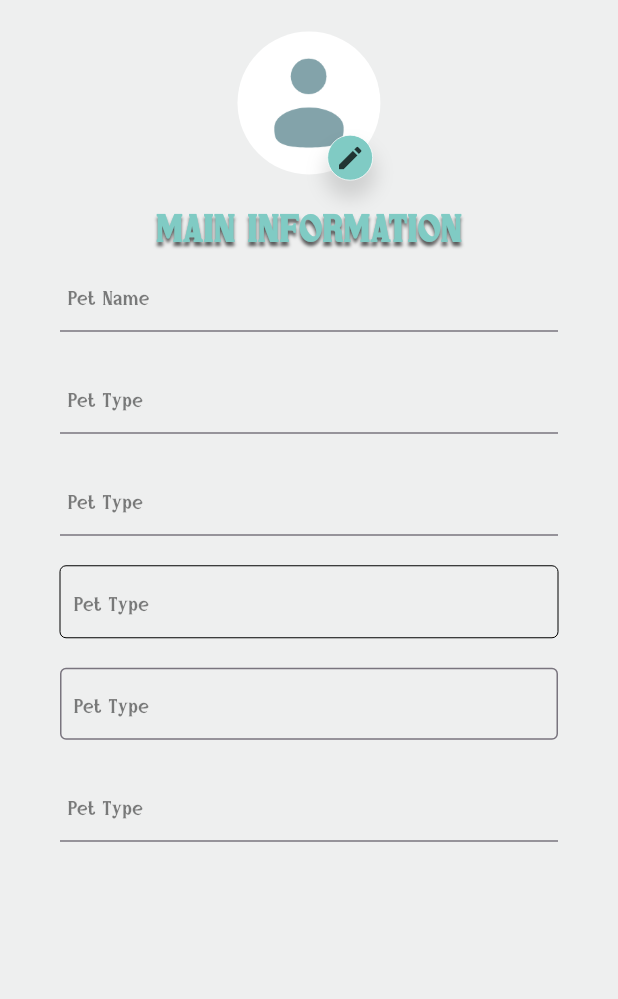
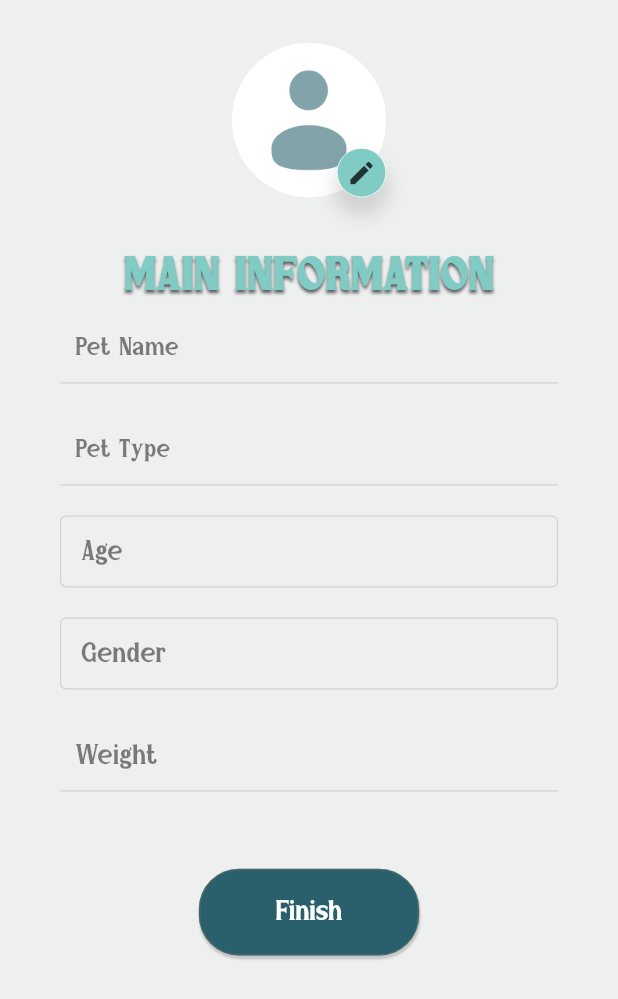
Before and after one commit to soo20/1-pet-App, a Flutter app: the AddPets screen opened directly, on a phone screen of 412 x 824 dp. Shown: the top 999 px of the screen. Run offline on Flutter 3.47's test engine with Material 3 defaults, Android fonts, the phone set to English and light mode, and no system bars; our stand-ins replace camera, curved_labeled_navigation_bar, dots_indicator, flutter_screenutil, flutter_svg, font_awesome_flutter and 3 more; project files that could hold a hidden picture were left out.

Commit message:
make in add pet page

```diff
--- a/lib/pages/define_page/widgets/Defind.dart
+++ b/lib/pages/define_page/widgets/Defind.dart
@@ -9,10 +9,11 @@ import 'package:get/get_navigation/src/extension_navigation.dart';
 import 'package:petapplication/core/utils/widgets/custom_buttom.dart';
 import 'package:petapplication/core/utils/widgets/repeatColorsUse.dart';
 import 'package:petapplication/pages/define_page/jack_define.dart';
-import 'package:petapplication/pages/sign_login_acount/acount.dart';
+import 'package:petapplication/pages/pet_setting_pages/add_pet.dart';
+//import 'package:petapplication/pages/sign_login_acount/acount.dart';
 
 
-//import 'package:petapplication/core/utils/widgets/custom_buttom.dart';
+
 
 class Deefine extends StatelessWidget {
   const Deefine({
@@ -110,7 +111,7 @@ SizedBox(height: 850.h, ),
                                    customFontSize: 35.r,
                                    onTap: () {
                                        navigator?.pushAndRemoveUntil(
-                                        MaterialPageRoute(builder: (e) => const Account())  ,
+                                        MaterialPageRoute(builder: (e) => const AddPets())  ,
                                         (route) => true,
                                       );
                                     },
--- a/lib/pages/pet_setting_pages/add_pet.dart
+++ b/lib/pages/pet_setting_pages/add_pet.dart
@@ -1,5 +1,8 @@
 import 'package:flutter/material.dart';
 import 'package:flutter_screenutil/flutter_screenutil.dart';
+import 'package:get/get.dart';
+import 'package:petapplication/core/utils/widgets/custom_buttom.dart';
+import 'package:petapplication/pages/my_pets_pages/my_pets.dart';
 
 class AddPets extends StatelessWidget {
   const AddPets({super.key});
@@ -7,16 +10,11 @@ class AddPets extends StatelessWidget {
   @override
   Widget build(BuildContext context) {
     return Scaffold(
-      appBar: AppBar(
-        backgroundColor: const Color(0xffEEEFEF),
-        scrolledUnderElevation: 0,
-        toolbarHeight: 0.h,
-        automaticallyImplyLeading: false,
-      ),
       backgroundColor: const Color(0xffEEEFEF),
       extendBodyBehindAppBar: true,
-      body: Container(
-        padding: const EdgeInsets.only(top: 15),
+      body: SafeArea(
+        child: Container(
+          padding: const EdgeInsets.only(top: 20),
           child: GestureDetector(
             onTap: () {
               FocusScope.of(context).unfocus();
@@ -25,64 +23,60 @@ class AddPets extends StatelessWidget {
               children: [
                 Column(
                   children: [
-                  Stack(
-                    children: [
                     Container(
-                        height: 250.h,
-                        width: 250.w,
+                      height: 280.h,
+                      width: 270.w,
                       decoration: const BoxDecoration(
                         shape: BoxShape.circle,
                         image: DecorationImage(
-                            image: AssetImage('assets/image/Group998.png',),
-                            fit: BoxFit.fill
+                            image: AssetImage(
+                              'assets/image/Group998.png',
                             ),
+                            fit: BoxFit.fill),
                       ),
-                      ),
-                      Positioned(
-                        bottom: 0,
-                        right: 5,
+                      child: Padding(
+                        padding: const EdgeInsets.only(top: 70, left: 70),
                         child: Container(
-                          height: 80.h,
-                          width: 80.w,
+                          height: 50.h,
+                          width: 50.w,
                           decoration: BoxDecoration(
                             shape: BoxShape.circle,
                             border: Border.all(
                               width: 0.5,
                               color: Colors.white,
-
                             ),
                             boxShadow: [
                               BoxShadow(
                                 spreadRadius: 2,
-                                blurRadius: 10 ,
+                                blurRadius: 10,
                                 color: Colors.black.withOpacity(0.13),
                                 offset: const Offset(0, 10),
                               )
                             ],
-                            color:const  Color(0xff80CBC4),
+                            color: const Color(0xff80CBC4),
                           ),
                           child: const Icon(
                             Icons.edit,
                             size: 20,
                             color: Color.fromARGB(190, 0, 0, 0),
                           ),
-                        )
                         ),
-                    ],
                       ),
-                  SizedBox(height: 30.h,),
+                    ),
+                    SizedBox(
+                      height: 50.h,
+                    ),
                     Text(
                       'MAIN INFORMATION',
                       style: TextStyle(
                         fontFamily: 'Cosffira',
-                      fontSize: 70.sp,
+                        fontSize: 85.sp,
                         color: const Color(0xff80cbc4),
                         fontWeight: FontWeight.w700,
                         shadows: [
                           Shadow(
                             color: const Color(0xa1000000),
-
-                           offset: const Offset(0, 3),
+                            offset: const Offset(0, 1.5),
                             blurRadius: 6.r,
                           )
                         ],
@@ -92,27 +86,54 @@ class AddPets extends StatelessWidget {
                     ),
                     //1
                     Padding(
-                    padding: const EdgeInsets.only(left: 40,right: 40),
+                      padding: const EdgeInsets.only(left: 40, right: 40),
                       child: TextField(
                         decoration: InputDecoration(
-                        contentPadding: const EdgeInsets.only(left: 5),
+                            contentPadding: const EdgeInsets.only(left: 10),
                             // labelText: 'Pet Name',
                             floatingLabelBehavior: FloatingLabelBehavior.always,
-                        hintText:'Pet Name',
+                            hintText: 'Pet Name',
                             hintStyle: TextStyle(
                               fontFamily: 'Cosffira',
-                        fontSize: 35.sp,
+                              fontSize: 45.sp,
                               color: const Color.fromARGB(126, 0, 0, 0),
                               fontWeight: FontWeight.w400,
                             ),
-                        focusedBorder: const UnderlineInputBorder(
-                          borderSide: BorderSide(width: 1)
-                        )
+
+                           enabledBorder: const UnderlineInputBorder(
+                              borderSide: BorderSide(
+                                color: Color(0xffD1D2D2),
+                                width: 0.8, // Set the width of the border here
                               ),
+                            )),
                       ),
                     ),
                     //2
                     Padding(
+                      padding:
+                          const EdgeInsets.only(left: 40, right: 40, top: 20),
+                      child: TextField(
+                        decoration: InputDecoration(
+                            contentPadding: const EdgeInsets.only(left: 10),
+                            // labelText: 'Pet Name',
+                            floatingLabelBehavior: FloatingLabelBehavior.always,
+                            hintText: 'Pet Type',
+                            hintStyle: TextStyle(
+                              fontFamily: 'Cosffira',
+                              fontSize: 45.sp,
+                              color: const Color.fromARGB(126, 0, 0, 0),
+                              fontWeight: FontWeight.w400,
+                            ),
+                           enabledBorder: const UnderlineInputBorder(
+                              borderSide: BorderSide(
+                                color: Color(0xffD1D2D2),
+                                width: 0.8, // Set the width of the border here
+                              ),
+                            )),
+                      ),
+                    ),
+                    //3
+                    /* Padding(
                       padding: const EdgeInsets.only(left: 40,right: 40,top: 20),
                       child: TextField(
                         decoration: InputDecoration(
@@ -132,50 +153,28 @@ class AddPets extends StatelessWidget {
                           )
                         ),
                       ),
-                  ),
-                  //3
-                   Padding(
-                    padding: const EdgeInsets.only(left: 40,right: 40,top: 20),
-                    child: TextField(
-                      decoration: InputDecoration(
-
-                        contentPadding: const EdgeInsets.only(left: 5),
-                       // labelText: 'Pet Name',
-                        floatingLabelBehavior: FloatingLabelBehavior.always,
-                        hintText:'Pet Type',
-                        hintStyle: TextStyle(
-                        fontFamily: 'Cosffira',
-                        fontSize: 35.sp,
-                        color: const Color.fromARGB(126, 0, 0, 0),
-                        fontWeight: FontWeight.w400,
-                        ),
-                     focusedBorder: const UnderlineInputBorder(
-                          borderSide: BorderSide(width: 1)
-                        )
-                      ),
-                    ),
-                  ),
+                    ),*/
 
                     //4
                     Padding(
-                    padding: const EdgeInsets.only(left: 40,right: 40,top: 20),
+                      padding:
+                          const EdgeInsets.only(left: 40, right: 40, top: 20),
                       child: TextField(
                         decoration: InputDecoration(
-
-
-                        contentPadding: const EdgeInsets.only(left: 5),
+                          contentPadding: const EdgeInsets.only(left: 10),
                           // labelText: 'Pet Name',
                           floatingLabelBehavior: FloatingLabelBehavior.always,
-                        hintText:'Pet Type',
+                          hintText: 'Age',
                           hintStyle: TextStyle(
                             fontFamily: 'Cosffira',
-                        fontSize: 35.sp,
+                            fontSize: 50.sp,
                             color: const Color.fromARGB(126, 0, 0, 0),
                             fontWeight: FontWeight.w400,
                           ),
                           enabledBorder: const OutlineInputBorder(
                             borderSide: BorderSide(
-          width: 0.0, // Set the width of the border here
+                              color: Color(0xffD1D2D2),
+                              width: .8, // Set the width of the border here
                             ),
                           ),
                         ),
@@ -183,54 +182,72 @@ class AddPets extends StatelessWidget {
                     ),
                     //5
                     Padding(
-                    padding: const EdgeInsets.only(left: 40,right: 40,top: 20),
+                      padding:
+                          const EdgeInsets.only(left: 40, right: 40, top: 20),
                       child: TextField(
                         decoration: InputDecoration(
-
-                        contentPadding: const EdgeInsets.only(left: 5),
+                          contentPadding: const EdgeInsets.only(left: 10),
                           // labelText: 'Pet Name',
                           floatingLabelBehavior: FloatingLabelBehavior.always,
-                        hintText:'Pet Type',
+                          hintText: 'Gender',
                           hintStyle: TextStyle(
                             fontFamily: 'Cosffira',
-                        fontSize: 35.sp,
+                            fontSize: 50.sp,
                             color: const Color.fromARGB(126, 0, 0, 0),
                             fontWeight: FontWeight.w400,
                           ),
-                        border: const OutlineInputBorder(
+                          enabledBorder: const OutlineInputBorder(
                             borderSide: BorderSide(
-                            width: 0
-                          )
-                        )
+                              color: Color(0xffD1D2D2),
+                              width: .8, // Set the width of the border here
+                            ),
+                          ),
                         ),
                       ),
                     ),
                     //6
                     Padding(
-                    padding: const EdgeInsets.only(left: 40,right: 40,top: 20),
+                      padding:
+                          const EdgeInsets.only(left: 40, right: 40, top: 20),
                       child: TextField(
                         decoration: InputDecoration(
-
-                        contentPadding: const EdgeInsets.only(left: 5),
+                            contentPadding: const EdgeInsets.only(left: 10),
                             // labelText: 'Pet Name',
                             floatingLabelBehavior: FloatingLabelBehavior.always,
-                        hintText:'Pet Type',
+                            hintText: 'Weight',
                             hintStyle: TextStyle(
                               fontFamily: 'Cosffira',
-                        fontSize: 35.sp,
+                              fontSize: 50.sp,
                               color: const Color.fromARGB(126, 0, 0, 0),
                               fontWeight: FontWeight.w400,
                             ),
-                        focusedBorder: const UnderlineInputBorder(
-                          borderSide: BorderSide(width: 1)
-                        )
+
+                            enabledBorder: const UnderlineInputBorder(
+                              borderSide: BorderSide(
+                                color: Color(0xffD1D2D2),
+                                width: 0.8, // Set the width of the border here
+                              ),
+                            )),
                       ),
                     ),
+                    SizedBox(height: 120.h,),
+                     CustomGeneralButtom(
+          boxColor: const Color(0xff2A606C),
+          textColor: const Color(0xffFFFFFF),
+          height: 135.h,
+          width: 385.w,
+          borderColor: const Color.fromARGB(108, 112, 112, 112),
+          text: 'Finish',
+          onTap: () {
+            Get.to(() =>  PetsInformation(imageUrl: '', petName: '', petType: '', petId: ''), transition: Transition.zoom);
+          },
+          fontWeight: FontWeight.w500,
+          customFontSize: 50.sp,
         ),
                   ],
-
                 ),
               ],
+            ),
           ),
         ),
       ),
--- a/lib/pages/sign_login_acount/acount.dart
+++ b/lib/pages/sign_login_acount/acount.dart
@@ -4,7 +4,8 @@ import 'package:flutter_svg/svg.dart';
 import 'package:get/get.dart';
 
 import 'package:petapplication/core/utils/widgets/custom_buttom.dart';
-import 'package:petapplication/pages/sign_login_acount/popup_surface.dart';
+import 'package:petapplication/pages/pet_setting_pages/add_pet.dart';
+//import 'package:petapplication/pages/sign_login_acount/popup_surface.dart';
 
 class Account extends StatelessWidget {
   const Account({super.key});
@@ -284,7 +285,7 @@ class Account extends StatelessWidget {
             borderColor: const Color.fromARGB(60, 112, 112, 112),
             text: 'Finish',
              onTap: () {
-                  Get.to(() => const Serface(),transition: Transition.zoom );
+                  Get.to(() => const AddPets(),transition: Transition.zoom );
                 },
             fontWeight: FontWeight.w800,
           ),
```
Also changed, not shown: pubspec.lock. Lines whose indentation alone changed are shown as unchanged.
